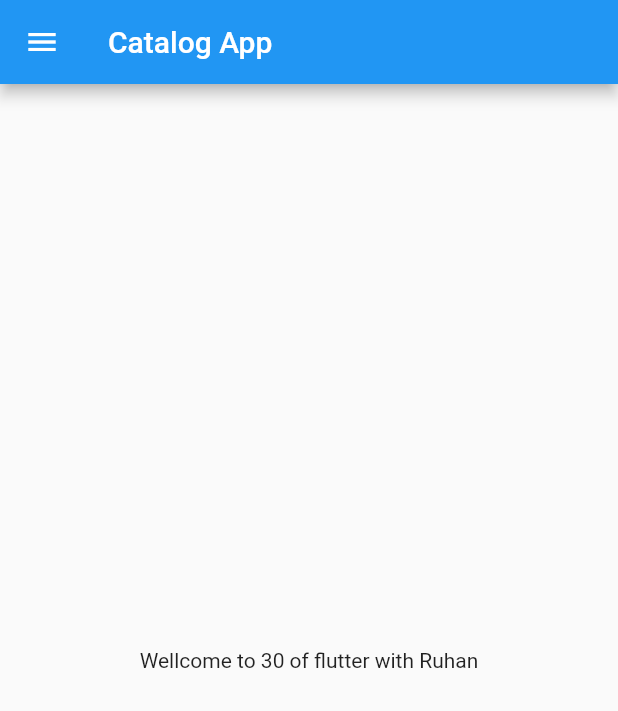
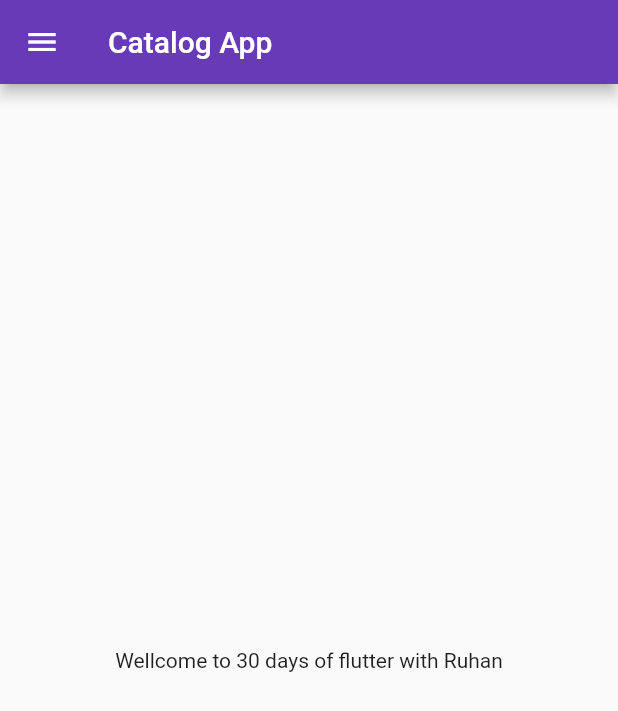
Before and after one commit to Ruhan125/FlutterCatalogApp, a Flutter app: the screen it shows after launch, on a phone screen of 412 x 824 dp. Shown: the top 711 px of the screen. Run offline on Flutter 3.47's test engine with Material 2 defaults, Android fonts, the phone set to English and light mode, and no system bars.

Commit message:
day3 done

```diff
--- a/lib/main.dart
+++ b/lib/main.dart
@@ -1,5 +1,6 @@
 import 'package:flutter/material.dart';
-import 'package:flutter_catalog/home.dart';
+import 'package:flutter_catalog/pages/home.dart';
+import 'package:flutter_catalog/pages/loginPage.dart';
 
 void main() {
   runApp(MyApp());
@@ -14,7 +15,19 @@ class MyApp extends StatelessWidget {
     String name = "Ruhan";
 
     return MaterialApp(
-      home: HomePage()
+
+      themeMode: ThemeMode.light,
+      theme: ThemeData(primarySwatch: Colors.deepPurple),
+      darkTheme: ThemeData( brightness: Brightness.dark ),
+
+      initialRoute: "/home",
+
+      routes: {
+        "/":(context) => LoginPage(),
+        "/home":(context)=> HomePage(),
+        "/login":(context) => LoginPage(),
+      },
+
     );
   }
 }
--- a/lib/home.dart
+++ b/lib/pages/home.dart
@@ -12,7 +12,7 @@ class HomePage extends StatelessWidget {
       ),
       body: Center(
         child: Container(
-          child: Text("Wellcome to $days of flutter with $name"),
+          child: Text("Wellcome to $days days of flutter with $name"),
         ),
       ),
       drawer: Drawer(
```
Also changed, not shown: lib/pages/loginPage.dart (added, +22 -0 lines).
